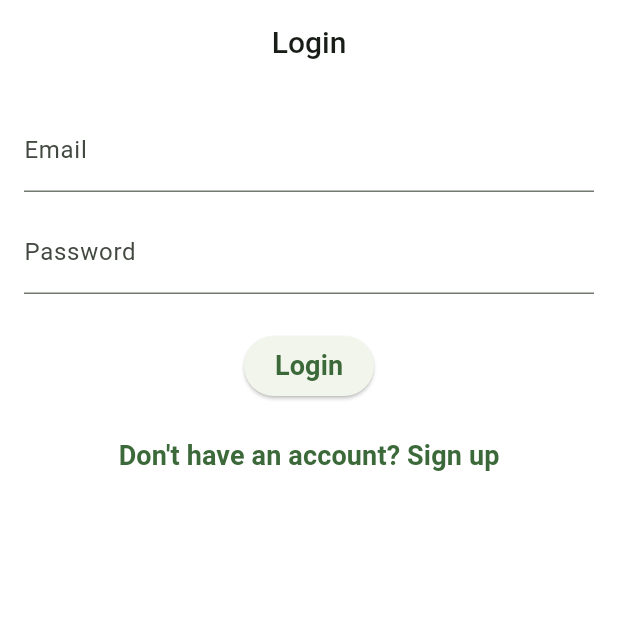
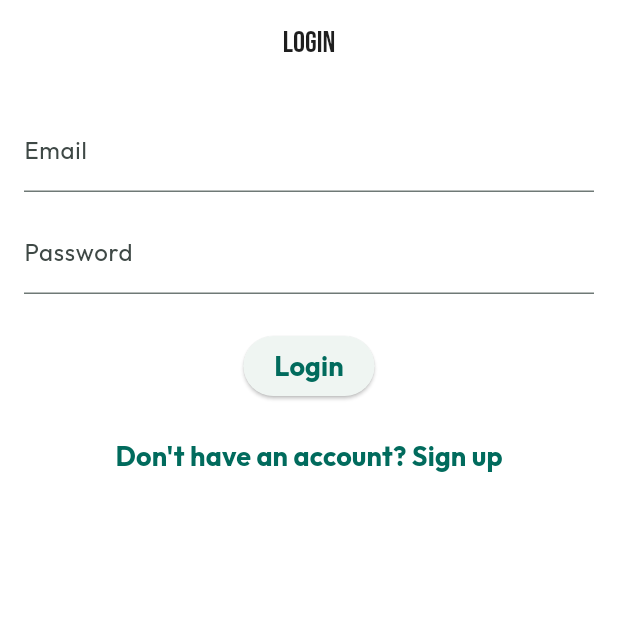
Before and after one commit to Talha182/flutter-app-template, a Flutter app: the screen it shows after launch, on a phone screen of 412 x 824 dp, the top half of it. Run offline on Flutter 3.47's test engine with Material 3 defaults, Android fonts, the phone set to English and light mode, and no system bars; our stand-ins replace get_it, go_router; accounts and stored records are empty; Roboto replaces fonts that are missing (Merriweather, Poppins).

Commit message:
first commit

```diff
--- a/lib/core/config/app_theme.dart
+++ b/lib/core/config/app_theme.dart
@@ -7,13 +7,16 @@ class AppTheme {
     return ThemeData(
       useMaterial3: true,
       colorScheme: ColorScheme.fromSeed(seedColor: AppColors.primary),
-      scaffoldBackgroundColor: Colors.white,
+      scaffoldBackgroundColor: AppColors.white,
       textTheme: AppTextStyles.textTheme,
       appBarTheme: const AppBarTheme(
-        backgroundColor: Colors.white,
+        backgroundColor: AppColors.white,
         elevation: 0,
         centerTitle: true,
-        foregroundColor: Colors.black87,
+        foregroundColor: AppColors.textPrimary,
+      ),
+      iconTheme: const IconThemeData(
+        color: AppColors.iconColor,
       ),
     );
   }
@@ -31,6 +34,9 @@ class AppTheme {
         elevation: 0,
         centerTitle: true,
       ),
+      iconTheme: const IconThemeData(
+        color: AppColors.iconColor,
+      ),
     );
   }
 }
--- a/lib/core/constants/app_colors.dart
+++ b/lib/core/constants/app_colors.dart
@@ -1,8 +1,17 @@
 import 'package:flutter/material.dart';
 
 class AppColors {
-  static const Color primary = Color(0xFF1B5E20); // green
-  static const Color secondary = Color(0xFF006064); // teal
-  static const Color greyDark = Color(0xFF4E545C);
-  static const Color greyLight = Color(0xFFB0BEC5);
+  // Brand color
+  static const Color primary = Color(0xFF1FC3AC); // Primary teal
+
+  // Text colors
+  static const Color textPrimary = Color(0xFF1E1E1E); // Main black text
+  static const Color textSecondary = Color(0xFF667085); // Descriptions / secondary text
+
+  // UI colors
+  static const Color iconColor = Color(0xFF9AA4B2); // Icons / placeholders
+  static const Color outlineColor = Color(0xFFEEF2F6); // Borders / outlines / cards
+
+  // Base
+  static const Color white = Color(0xFFFFFFFF);
 }
--- a/lib/core/constants/app_text_styles.dart
+++ b/lib/core/constants/app_text_styles.dart
@@ -1,36 +1,106 @@
 import 'package:flutter/material.dart';
+import 'app_colors.dart';
 
 class AppTextStyles {
   static const TextTheme textTheme = TextTheme(
-    // headings with Merriweather
+    // ---------------- Headings (Bebas Neue) ----------------
+    displayLarge: TextStyle(
+      fontFamily: 'BebasNeue',
+      fontSize: 57,
+      fontWeight: FontWeight.w400,
+      height: 1.1,
+      color: AppColors.textPrimary,
+      letterSpacing: 0.5,
+    ),
+    displayMedium: TextStyle(
+      fontFamily: 'BebasNeue',
+      fontSize: 45,
+      fontWeight: FontWeight.w400,
+      height: 1.15,
+      color: AppColors.textPrimary,
+      letterSpacing: 0.5,
+    ),
+    displaySmall: TextStyle(
+      fontFamily: 'BebasNeue',
+      fontSize: 36,
+      fontWeight: FontWeight.w400,
+      height: 1.2,
+      color: AppColors.textPrimary,
+      letterSpacing: 0.5,
+    ),
+    headlineLarge: TextStyle(
+      fontFamily: 'BebasNeue',
+      fontSize: 32,
+      fontWeight: FontWeight.w400,
+      height: 1.2,
+      color: AppColors.textPrimary,
+    ),
     headlineMedium: TextStyle(
-      fontFamily: 'Merriweather',
+      fontFamily: 'BebasNeue',
+      fontSize: 28,
+      fontWeight: FontWeight.w400,
+      height: 1.25,
+      color: AppColors.textPrimary,
+    ),
+    headlineSmall: TextStyle(
+      fontFamily: 'BebasNeue',
       fontSize: 24,
-      fontWeight: FontWeight.w600,
-      height: 1.3,
+      fontWeight: FontWeight.w400,
+      height: 1.25,
+      color: AppColors.textPrimary,
     ),
     titleLarge: TextStyle(
-      fontFamily: 'Merriweather',
+      fontFamily: 'BebasNeue',
       fontSize: 20,
-      fontWeight: FontWeight.w500,
+      fontWeight: FontWeight.w400,
+      height: 1.25,
+      color: AppColors.textPrimary,
     ),
 
-    // body with Poppins (14)
+    // ---------------- Body Text (Outfit) ----------------
+    bodyLarge: TextStyle(
+      fontFamily: 'Outfit',
+      fontSize: 16,
+      fontWeight: FontWeight.w400,
+      height: 1.5,
+      color: AppColors.textPrimary,
+    ),
     bodyMedium: TextStyle(
-      fontFamily: 'Poppins',
+      fontFamily: 'Outfit',
       fontSize: 14,
       fontWeight: FontWeight.w400,
+      height: 1.5,
+      color: AppColors.textSecondary,
     ),
     bodySmall: TextStyle(
-      fontFamily: 'Poppins',
+      fontFamily: 'Outfit',
       fontSize: 12,
+      fontWeight: FontWeight.w400,
+      height: 1.4,
+      color: AppColors.textSecondary,
     ),
 
-    // buttons / labels (18 for contrast)
+    // ---------------- Labels / Buttons (Outfit) ----------------
     labelLarge: TextStyle(
-      fontFamily: 'Poppins',
+      fontFamily: 'Outfit',
       fontSize: 18,
-      fontWeight: FontWeight.w600,
+      fontWeight: FontWeight.w700, // Bold
+      height: 1.4,
+      color: AppColors.textPrimary,
+    ),
+    labelMedium: TextStyle(
+      fontFamily: 'Outfit',
+      fontSize: 14,
+      fontWeight: FontWeight.w600, // SemiBold
+      height: 1.4,
+      color: AppColors.textPrimary,
+    ),
+    labelSmall: TextStyle(
+      fontFamily: 'Outfit',
+      fontSize: 11,
+      fontWeight: FontWeight.w500, // Slightly thicker
+      height: 1.4,
+      color: AppColors.textPrimary,
     ),
   );
 }
```
Also changed, not shown: pubspec.yaml (+12 -63 lines), assets/fonts/BebasNeue-Regular.ttf (added), assets/fonts/Outfit-Bold.ttf (added), assets/fonts/Outfit-Regular.ttf (added), assets/fonts/Outfit-SemiBold.ttf (added), pubspec.lock.
